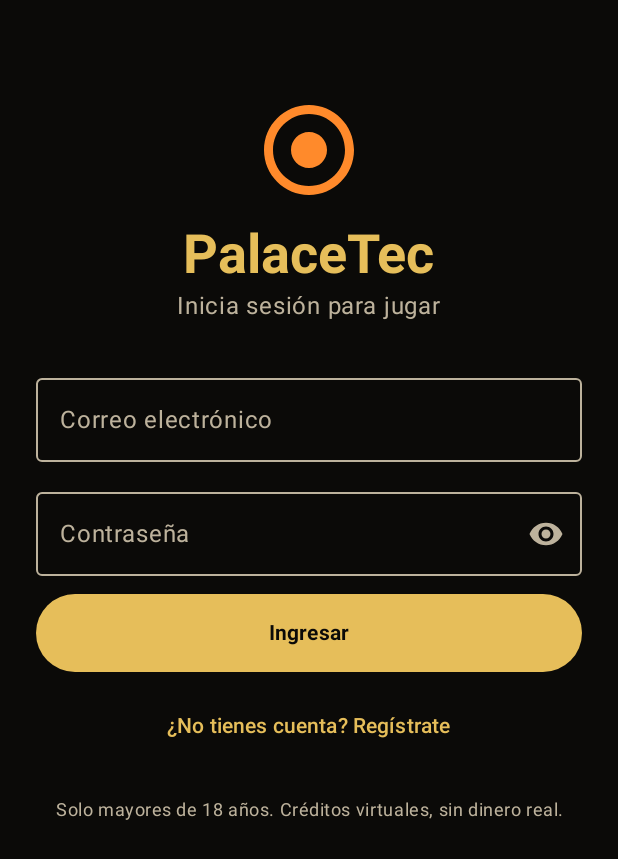
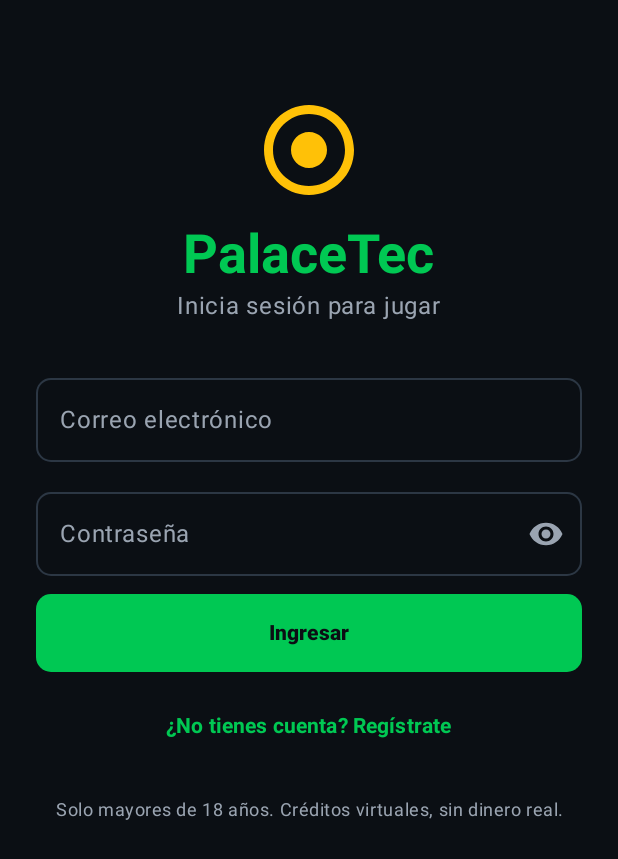
Before and after one commit to kiaraalburqueque-stack/PalaceTec, an Android app built with Jetpack Compose: the screen it shows after launch (MainActivity), on a phone screen of 412 x 824 dp. Shown: the top 859 px of the screen. Run offline under Robolectric (Android 15) with nearby library versions, the phone set to English and light mode, and no system bars; our stand-ins replace Room's generated code; 2 statements that could not run were skipped.

Commit message:
feat(movil): aplica el tema oscuro de casino
- Paleta fija: fondo #0B0F14, superficies #151B23, verde #00C853,
  dorado #FFC107, rojo ruleta #E53935 y texto #E8EAED.
- Títulos con más peso y esquinas más redondeadas.
- El saldo destacado pasa a verde oscuro con el monto en dorado.

Co-authored-by: Kiara Alburqueque <kiara.alburqueque@tecsup.edu.pe>

```diff
--- a/usuario/movil/app/src/main/java/com/tecsup/palacetec/ui/components/Common.kt
+++ b/usuario/movil/app/src/main/java/com/tecsup/palacetec/ui/components/Common.kt
@@ -1,13 +1,15 @@
 package com.tecsup.palacetec.ui.components
 
+import androidx.compose.foundation.background
+import androidx.compose.foundation.border
 import androidx.compose.foundation.layout.Arrangement
 import androidx.compose.foundation.layout.Box
 import androidx.compose.foundation.layout.Column
+import androidx.compose.foundation.layout.Row
+import androidx.compose.foundation.layout.RowScope
 import androidx.compose.foundation.layout.fillMaxSize
 import androidx.compose.foundation.layout.fillMaxWidth
 import androidx.compose.foundation.layout.padding
-import androidx.compose.material3.Card
-import androidx.compose.material3.CardDefaults
 import androidx.compose.material3.CircularProgressIndicator
 import androidx.compose.material3.MaterialTheme
 import androidx.compose.material3.OutlinedButton
@@ -15,9 +17,14 @@ import androidx.compose.material3.Text
 import androidx.compose.runtime.Composable
 import androidx.compose.ui.Alignment
 import androidx.compose.ui.Modifier
+import androidx.compose.ui.draw.clip
+import androidx.compose.ui.graphics.Brush
 import androidx.compose.ui.text.font.FontWeight
 import androidx.compose.ui.text.style.TextAlign
 import androidx.compose.ui.unit.dp
+import com.tecsup.palacetec.ui.theme.Dorado
+import com.tecsup.palacetec.ui.theme.Superficie
+import com.tecsup.palacetec.ui.theme.VerdeOscuro
 
 @Composable
 fun LoadingBox(modifier: Modifier = Modifier) {
@@ -36,19 +43,45 @@ fun ErrorBox(message: String, onRetry: () -> Unit, modifier: Modifier = Modifier
     }
 }
 
+/** Título de bloque con una acción opcional a la derecha, como "Ver todo". */
 @Composable
-fun BalanceCard(balance: String?, isLow: Boolean, modifier: Modifier = Modifier, label: String = "Saldo disponible") {
-    Card(
-        modifier.fillMaxWidth(),
-        colors = CardDefaults.cardColors(containerColor = MaterialTheme.colorScheme.primaryContainer),
+fun SectionHeader(title: String, modifier: Modifier = Modifier, action: @Composable RowScope.() -> Unit = {}) {
+    Row(modifier.fillMaxWidth(), verticalAlignment = Alignment.CenterVertically) {
+        Text(title, style = MaterialTheme.typography.titleLarge, modifier = Modifier.weight(1f))
+        action()
+    }
+}
+
+/** Saldo destacado: verde oscuro con el monto en dorado. */
+@Composable
+fun BalanceCard(
+    balance: String?,
+    isLow: Boolean,
+    modifier: Modifier = Modifier,
+    label: String = "Saldo disponible",
+    trailing: @Composable RowScope.() -> Unit = {},
 ) {
-        Column(Modifier.padding(20.dp)) {
-            Text(label, color = MaterialTheme.colorScheme.onSurface)
+    val shape = MaterialTheme.shapes.large
+    Box(
+        modifier
+            .fillMaxWidth()
+            .clip(shape)
+            .background(Brush.linearGradient(listOf(VerdeOscuro, Superficie)))
+            .border(1.dp, Dorado.copy(alpha = 0.35f), shape)
+            .padding(20.dp),
+    ) {
+        Row(verticalAlignment = Alignment.CenterVertically) {
+            Column(Modifier.weight(1f)) {
+                Text(
+                    label.uppercase(),
+                    style = MaterialTheme.typography.labelMedium,
+                    color = MaterialTheme.colorScheme.onPrimaryContainer,
+                )
                 Text(
                     credits(balance),
                     style = MaterialTheme.typography.headlineLarge,
-                fontWeight = FontWeight.Bold,
-                color = MaterialTheme.colorScheme.primary,
+                    fontWeight = FontWeight.ExtraBold,
+                    color = Dorado,
                 )
                 Text(
                     "créditos virtuales",
@@ -59,10 +92,12 @@ fun BalanceCard(balance: String?, isLow: Boolean, modifier: Modifier = Modifier,
                     Text(
                         "Te queda poco saldo.",
                         style = MaterialTheme.typography.bodySmall,
-                    color = MaterialTheme.colorScheme.secondary,
+                        color = MaterialTheme.colorScheme.error,
                         modifier = Modifier.padding(top = 6.dp),
                     )
                 }
             }
+            trailing()
         }
     }
+}
--- a/usuario/movil/app/src/main/java/com/tecsup/palacetec/ui/components/Forms.kt
+++ b/usuario/movil/app/src/main/java/com/tecsup/palacetec/ui/components/Forms.kt
@@ -53,6 +53,7 @@ fun FormField(
         keyboardActions = KeyboardActions(onDone = { onDone() }),
         visualTransformation = visualTransformation,
         trailingIcon = trailingIcon,
+        shape = MaterialTheme.shapes.small,
         modifier = modifier.fillMaxWidth(),
     )
 }
@@ -100,9 +101,15 @@ fun PrimaryButton(
     Button(
         onClick = onClick,
         enabled = enabled && !loading,
+        shape = MaterialTheme.shapes.small,
         modifier = modifier.fillMaxWidth().height(52.dp),
     ) {
-        if (loading) CircularProgressIndicator(Modifier.size(22.dp), strokeWidth = 2.dp)
-        else Text(text, fontWeight = FontWeight.Bold)
+        if (loading) {
+            CircularProgressIndicator(
+                Modifier.size(22.dp), strokeWidth = 2.dp, color = MaterialTheme.colorScheme.onPrimary,
+            )
+        } else {
+            Text(text, fontWeight = FontWeight.ExtraBold)
+        }
     }
 }
--- a/usuario/movil/app/src/main/java/com/tecsup/palacetec/ui/roulette/RouletteScreen.kt
+++ b/usuario/movil/app/src/main/java/com/tecsup/palacetec/ui/roulette/RouletteScreen.kt
@@ -53,8 +53,8 @@ import com.tecsup.palacetec.ui.components.LoadingBox
 import com.tecsup.palacetec.ui.components.PrimaryButton
 import com.tecsup.palacetec.ui.components.betLabel
 import com.tecsup.palacetec.ui.components.credits
-import com.tecsup.palacetec.ui.theme.Marfil
-import com.tecsup.palacetec.ui.theme.Naranja
+import com.tecsup.palacetec.ui.theme.Texto
+import com.tecsup.palacetec.ui.theme.Dorado
 import com.tecsup.palacetec.ui.theme.NegroRuleta
 import com.tecsup.palacetec.ui.theme.RojoRuleta
 import com.tecsup.palacetec.ui.theme.VerdeGanancia
@@ -242,7 +242,7 @@ private fun NumberCircle(number: Int, color: String, size: Int) {
         contentAlignment = Alignment.Center,
     ) {
         Text(
-            number.toString(), color = Marfil, fontWeight = FontWeight.Bold,
+            number.toString(), color = Texto, fontWeight = FontWeight.Bold,
             style = if (size >= 48) MaterialTheme.typography.headlineSmall else MaterialTheme.typography.labelMedium,
         )
     }
@@ -333,7 +333,7 @@ private fun OptionCell(option: Option, selected: Boolean, onSelect: (String) ->
             .selectable(selected = selected, role = Role.RadioButton) { onSelect(option.value) },
         contentAlignment = Alignment.Center,
     ) {
-        Text(option.label, color = Marfil, fontWeight = FontWeight.Bold)
+        Text(option.label, color = Texto, fontWeight = FontWeight.Bold)
     }
 }
 
@@ -390,11 +390,11 @@ private fun Chip(value: Int, enabled: Boolean, onClick: () -> Unit) {
             .size(52.dp)
             .clip(CircleShape)
             .background(MaterialTheme.colorScheme.primaryContainer)
-            .border(3.dp, if (value >= 100) Naranja else MaterialTheme.colorScheme.primary, CircleShape)
+            .border(3.dp, if (value >= 100) Dorado else MaterialTheme.colorScheme.primary, CircleShape)
             .clickable(enabled = enabled, role = Role.Button, onClickLabel = "Agregar ficha de $value", onClick = onClick),
         contentAlignment = Alignment.Center,
     ) {
-        Text(value.toString(), color = Marfil, fontWeight = FontWeight.Bold)
+        Text(value.toString(), color = Texto, fontWeight = FontWeight.Bold)
     }
 }
 
--- a/usuario/movil/app/src/main/java/com/tecsup/palacetec/ui/stats/StatsScreen.kt
+++ b/usuario/movil/app/src/main/java/com/tecsup/palacetec/ui/stats/StatsScreen.kt
@@ -60,7 +60,7 @@ import com.tecsup.palacetec.ui.components.dayMonth
 import com.tecsup.palacetec.ui.components.limaDateTime
 import com.tecsup.palacetec.ui.components.percent
 import com.tecsup.palacetec.ui.components.signedCredits
-import com.tecsup.palacetec.ui.theme.MarfilTenue
+import com.tecsup.palacetec.ui.theme.TextoTenue
 import com.tecsup.palacetec.ui.theme.RojoPerdida
 import com.tecsup.palacetec.ui.theme.VerdeGanancia
 
@@ -130,7 +130,7 @@ private fun WinRateCard(rate: WinRate) {
         )
         val parts = listOf(
             Triple("Ganadas", rate.won, VerdeGanancia),
-            Triple("Empates", rate.push, MarfilTenue),
+            Triple("Empates", rate.push, TextoTenue),
             Triple("Perdidas", rate.lost, RojoPerdida),
         )
         Row(Modifier.fillMaxWidth().height(8.dp), horizontalArrangement = Arrangement.spacedBy(2.dp)) {
--- a/usuario/movil/app/src/main/java/com/tecsup/palacetec/ui/theme/Color.kt
+++ b/usuario/movil/app/src/main/java/com/tecsup/palacetec/ui/theme/Color.kt
@@ -2,17 +2,33 @@ package com.tecsup.palacetec.ui.theme
 
 import androidx.compose.ui.graphics.Color
 
-val Negro = Color(0xFF0B0A08)
-val NegroSuperficie = Color(0xFF17140F)
-val NegroElevado = Color(0xFF241F17)
-val Dorado = Color(0xFFE6BE5A)
-val DoradoOscuro = Color(0xFF3D3013)
-val Naranja = Color(0xFFFF8A2B)
-val Marfil = Color(0xFFF5EEDF)
-val MarfilTenue = Color(0xFFBDB29C)
+// Base oscura del casino.
+val Fondo = Color(0xFF0B0F14)
+val Superficie = Color(0xFF151B23)
+val SuperficieBaja = Color(0xFF10151C)
+val SuperficieAlta = Color(0xFF1E2630)
+val SuperficieMaxima = Color(0xFF263140)
+val Borde = Color(0xFF2C3744)
+val Texto = Color(0xFFE8EAED)
+val TextoTenue = Color(0xFF9AA4B1)
 
-val RojoRuleta = Color(0xFFC62828)
-val NegroRuleta = Color(0xFF2B2B2B)
-val VerdeRuleta = Color(0xFF1B7F3B)
-val VerdeGanancia = Color(0xFF66D98A)
-val RojoPerdida = Color(0xFFFF8A80)
+// Marca.
+val Verde = Color(0xFF00C853)
+val VerdeOscuro = Color(0xFF0D3B22)
+val VerdeClaro = Color(0xFFB9F6CA)
+val Dorado = Color(0xFFFFC107)
+val DoradoOscuro = Color(0xFF3A2C05)
+val DoradoClaro = Color(0xFFFFE082)
+val Rojo = Color(0xFFE53935)
+val RojoOscuro = Color(0xFF3B1414)
+
+// Mesa de ruleta.
+val Pano = Color(0xFF0B5D33)
+val PanoOscuro = Color(0xFF07401F)
+val RojoRuleta = Rojo
+val NegroRuleta = Color(0xFF1A1D22)
+val VerdeRuleta = Color(0xFF00A04A)
+
+// Resultados: el rojo es más claro para que se lea como texto sobre el fondo oscuro.
+val VerdeGanancia = Verde
+val RojoPerdida = Color(0xFFFF6B66)
--- a/usuario/movil/app/src/main/java/com/tecsup/palacetec/ui/theme/Theme.kt
+++ b/usuario/movil/app/src/main/java/com/tecsup/palacetec/ui/theme/Theme.kt
@@ -1,37 +1,58 @@
 package com.tecsup.palacetec.ui.theme
 
+import androidx.compose.foundation.shape.RoundedCornerShape
 import androidx.compose.material3.MaterialTheme
+import androidx.compose.material3.Shapes
 import androidx.compose.material3.darkColorScheme
 import androidx.compose.runtime.Composable
+import androidx.compose.ui.unit.dp
 
 private val CasinoColors = darkColorScheme(
-    primary = Dorado,
-    onPrimary = Negro,
-    primaryContainer = DoradoOscuro,
-    onPrimaryContainer = Dorado,
-    secondary = Naranja,
-    onSecondary = Negro,
+    primary = Verde,
+    onPrimary = Fondo,
+    primaryContainer = VerdeOscuro,
+    onPrimaryContainer = VerdeClaro,
+    secondary = Dorado,
+    onSecondary = Fondo,
     secondaryContainer = DoradoOscuro,
-    onSecondaryContainer = Dorado,
-    tertiary = Naranja,
-    onTertiary = Negro,
-    background = Negro,
-    onBackground = Marfil,
-    surface = Negro,
-    onSurface = Marfil,
-    surfaceVariant = NegroElevado,
-    onSurfaceVariant = MarfilTenue,
-    surfaceContainerLowest = Negro,
-    surfaceContainerLow = NegroSuperficie,
-    surfaceContainer = NegroSuperficie,
-    surfaceContainerHigh = NegroElevado,
-    surfaceContainerHighest = NegroElevado,
-    outline = MarfilTenue,
+    onSecondaryContainer = DoradoClaro,
+    tertiary = Rojo,
+    onTertiary = Texto,
+    tertiaryContainer = RojoOscuro,
+    onTertiaryContainer = RojoPerdida,
+    background = Fondo,
+    onBackground = Texto,
+    surface = Fondo,
+    onSurface = Texto,
+    surfaceVariant = SuperficieAlta,
+    onSurfaceVariant = TextoTenue,
+    surfaceContainerLowest = Fondo,
+    surfaceContainerLow = SuperficieBaja,
+    surfaceContainer = Superficie,
+    surfaceContainerHigh = SuperficieAlta,
+    surfaceContainerHighest = SuperficieMaxima,
+    surfaceBright = SuperficieMaxima,
+    surfaceDim = Fondo,
+    inverseSurface = Texto,
+    inverseOnSurface = Fondo,
+    outline = Borde,
+    outlineVariant = Borde,
     error = RojoPerdida,
+    onError = Fondo,
+    errorContainer = RojoOscuro,
+    onErrorContainer = RojoPerdida,
+)
+
+private val CasinoShapes = Shapes(
+    extraSmall = RoundedCornerShape(6.dp),
+    small = RoundedCornerShape(10.dp),
+    medium = RoundedCornerShape(16.dp),
+    large = RoundedCornerShape(20.dp),
+    extraLarge = RoundedCornerShape(28.dp),
 )
 
 /** Siempre oscuro: es la identidad del casino. */
 @Composable
 fun PalaceTecTheme(content: @Composable () -> Unit) {
-    MaterialTheme(colorScheme = CasinoColors, typography = Typography, content = content)
+    MaterialTheme(colorScheme = CasinoColors, typography = Typography, shapes = CasinoShapes, content = content)
 }
--- a/usuario/movil/app/src/main/java/com/tecsup/palacetec/ui/theme/Type.kt
+++ b/usuario/movil/app/src/main/java/com/tecsup/palacetec/ui/theme/Type.kt
@@ -1,5 +1,21 @@
 package com.tecsup.palacetec.ui.theme
 
 import androidx.compose.material3.Typography
+import androidx.compose.ui.text.font.FontWeight
 
-val Typography = Typography()
+private val Base = Typography()
+
+/** Títulos con más peso, como en los lobbies de casino; el cuerpo queda igual para que se lea bien. */
+val Typography = Typography(
+    displayLarge = Base.displayLarge.copy(fontWeight = FontWeight.ExtraBold),
+    displayMedium = Base.displayMedium.copy(fontWeight = FontWeight.ExtraBold),
+    displaySmall = Base.displaySmall.copy(fontWeight = FontWeight.ExtraBold),
+    headlineLarge = Base.headlineLarge.copy(fontWeight = FontWeight.ExtraBold),
+    headlineMedium = Base.headlineMedium.copy(fontWeight = FontWeight.Bold),
+    headlineSmall = Base.headlineSmall.copy(fontWeight = FontWeight.Bold),
+    titleLarge = Base.titleLarge.copy(fontWeight = FontWeight.Bold),
+    titleMedium = Base.titleMedium.copy(fontWeight = FontWeight.Bold),
+    titleSmall = Base.titleSmall.copy(fontWeight = FontWeight.SemiBold),
+    labelLarge = Base.labelLarge.copy(fontWeight = FontWeight.Bold),
+    labelMedium = Base.labelMedium.copy(fontWeight = FontWeight.SemiBold),
+)
--- a/usuario/movil/app/src/main/res/values/colors.xml
+++ b/usuario/movil/app/src/main/res/values/colors.xml
@@ -1,4 +1,5 @@
 <?xml version="1.0" encoding="utf-8"?>
 <resources>
-    <color name="notification">#FFE6BE5A</color>
+    <color name="fondo">#FF0B0F14</color>
+    <color name="notification">#FFFFC107</color>
 </resources>
--- a/usuario/movil/app/src/main/res/values/themes.xml
+++ b/usuario/movil/app/src/main/res/values/themes.xml
@@ -2,6 +2,6 @@
 <resources>
 
     <style name="Theme.PalaceTec" parent="android:Theme.Material.NoActionBar">
-        <item name="android:windowBackground">@android:color/black</item>
+        <item name="android:windowBackground">@color/fondo</item>
     </style>
 </resources>
```
Lines whose indentation alone changed are shown as unchanged.
